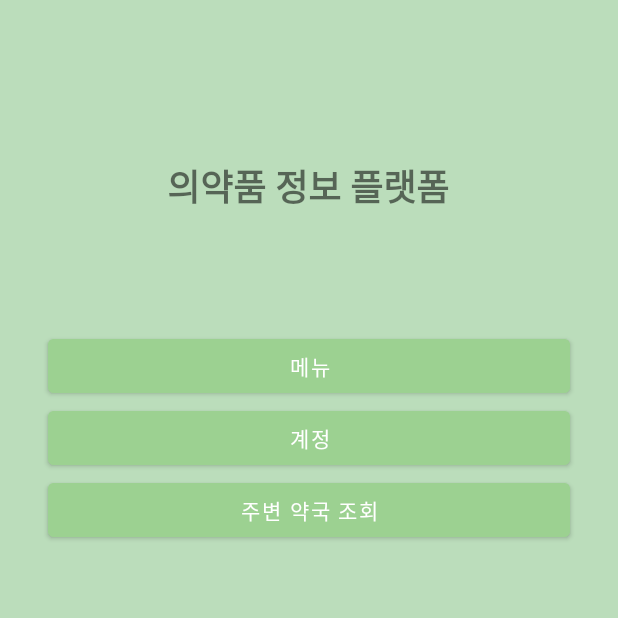
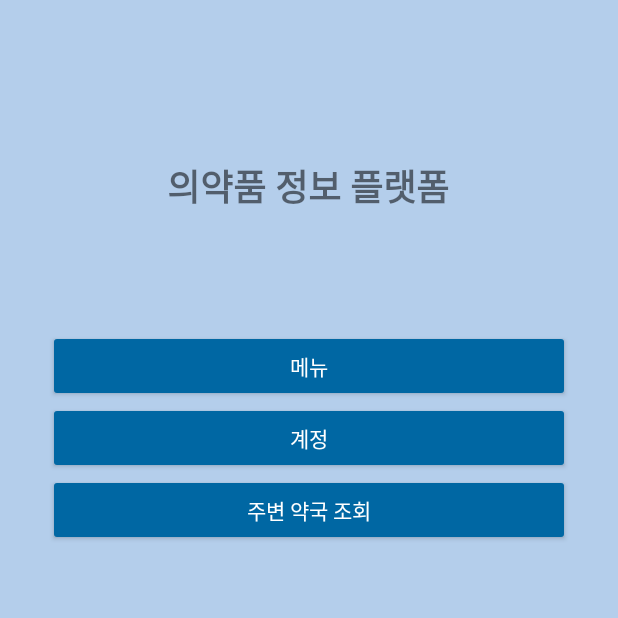
Before and after one commit to rubinstory/android, an Android app: the screen it shows after launch (MainActivity), on a phone screen of 412 x 824 dp, the top half of it. Run offline under Robolectric (Android 15) with nearby library versions, the phone set to English and light mode, and no system bars.

Commit message:
Update
버튼, 배경색 변경

```diff
--- a/app/src/main/res/layout/activity_main.xml
+++ b/app/src/main/res/layout/activity_main.xml
@@ -3,7 +3,7 @@
     xmlns:android="http://schemas.android.com/apk/res/android"
     xmlns:app="http://schemas.android.com/apk/res-auto"
     xmlns:tools="http://schemas.android.com/tools"
-    android:background="@color/colorPrimary"
+    android:background="@drawable/background"
     android:layout_width="match_parent"
     android:layout_height="match_parent"
     tools:context=".MainActivity">
--- a/app/src/main/res/layout/login.xml
+++ b/app/src/main/res/layout/login.xml
@@ -3,7 +3,7 @@
     xmlns:android="http://schemas.android.com/apk/res/android"
     xmlns:app="http://schemas.android.com/apk/res-auto"
     xmlns:tools="http://schemas.android.com/tools"
-    android:background="@color/colorPrimary"
+    android:background="@drawable/background"
     android:layout_width="match_parent"
     android:layout_height="match_parent"
     tools:context=".LoginActivity">
--- a/app/src/main/res/layout/map.xml
+++ b/app/src/main/res/layout/map.xml
@@ -3,6 +3,7 @@
     xmlns:app="http://schemas.android.com/apk/res-auto"
     xmlns:tools="http://schemas.android.com/tools"
     android:id="@+id/layout_main"
+    android:background="@drawable/background"
     android:layout_width="match_parent"
     android:layout_height="match_parent"
     android:orientation="vertical"
@@ -43,6 +44,7 @@
             android:layout_height="wrap_content"
             android:text="내 주변 약국 검색"
             android:textStyle="bold"
+            android:background="@color/colorPrimaryDark"
             android:textColor="@android:color/white"
             android:textSize="12sp"/>
     </LinearLayout>
--- a/app/src/main/res/layout/medicine_view.xml
+++ b/app/src/main/res/layout/medicine_view.xml
@@ -3,7 +3,8 @@
     xmlns:android="http://schemas.android.com/apk/res/android"
     android:layout_width="match_parent"
     android:layout_height="match_parent"
-    android:orientation="vertical">
+    android:orientation="vertical"
+    android:background="@drawable/background">
     <TextView
         android:id="@+id/nameView"
         android:layout_width="wrap_content"
--- a/app/src/main/res/layout/menu.xml
+++ b/app/src/main/res/layout/menu.xml
@@ -3,7 +3,7 @@
     xmlns:android="http://schemas.android.com/apk/res/android"
     xmlns:app="http://schemas.android.com/apk/res-auto"
     xmlns:tools="http://schemas.android.com/tools"
-    android:background="@color/colorPrimary"
+    android:background="@drawable/background"
     android:layout_width="match_parent"
     android:layout_height="match_parent"
     tools:context=".MenuActivity">
--- a/app/src/main/res/layout/write_review.xml
+++ b/app/src/main/res/layout/write_review.xml
@@ -2,7 +2,8 @@
 <RelativeLayout
     xmlns:android="http://schemas.android.com/apk/res/android"
     android:layout_width="match_parent"
-    android:layout_height="match_parent">
+    android:layout_height="match_parent"
+    android:background="@drawable/background">
 
     <RatingBar
         android:layout_width="wrap_content"
--- a/app/src/main/res/values/colors.xml
+++ b/app/src/main/res/values/colors.xml
@@ -8,7 +8,7 @@
     <color name="black">#FF000000</color>
     <color name="white">#FFFFFFFF</color>
     <color name="colorPrimary">#BBDDBB</color>
-    <color name="colorPrimaryDark">#9CD191</color>
+    <color name="colorPrimaryDark">#0067A3</color>
     <color name="colorAccent">@android:color/white</color>
     <color name="colorLightFont">#ddd</color>
 </resources>
--- a/app/src/main/res/values/themes.xml
+++ b/app/src/main/res/values/themes.xml
@@ -1,6 +1,6 @@
 <resources xmlns:tools="http://schemas.android.com/tools">
     <!-- Base application theme. -->
-    <style name="Theme.AppTest" parent="Theme.MaterialComponents.DayNight.DarkActionBar">
+    <style name="Theme.AppTest" parent="Theme.AppCompat.Light">
         <!-- Primary brand color. -->
         <item name="colorPrimary">@color/purple_500</item>
         <item name="colorPrimaryVariant">@color/purple_700</item>
```
Also changed, not shown: app/src/main/res/drawable/background.png (added).
